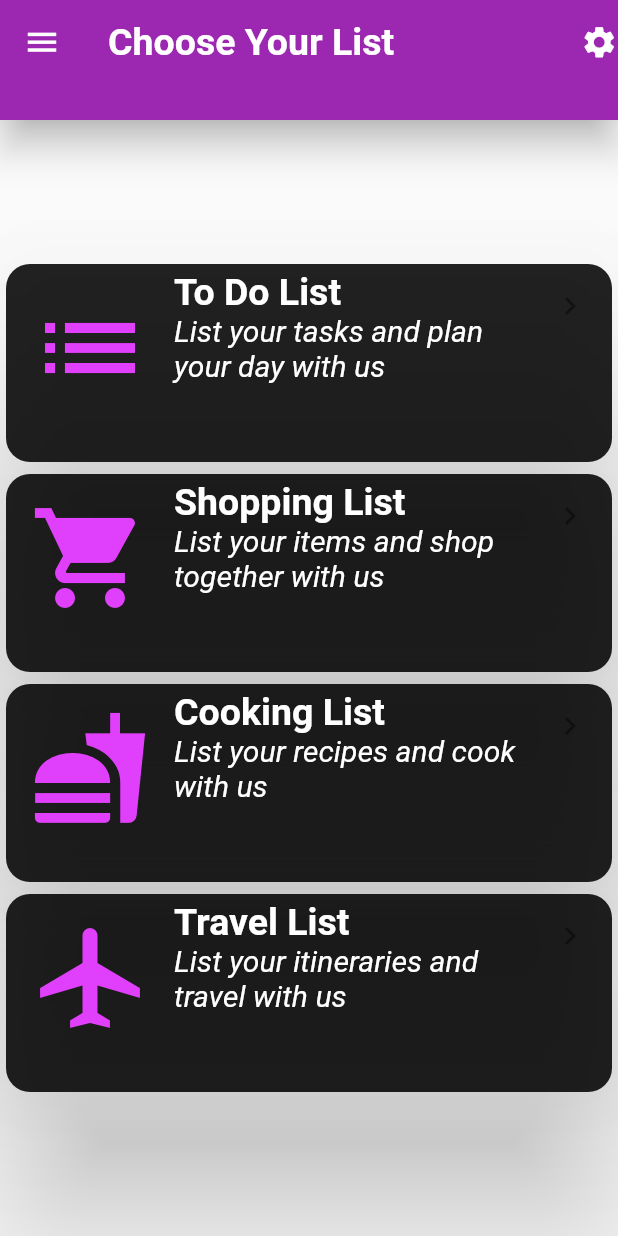
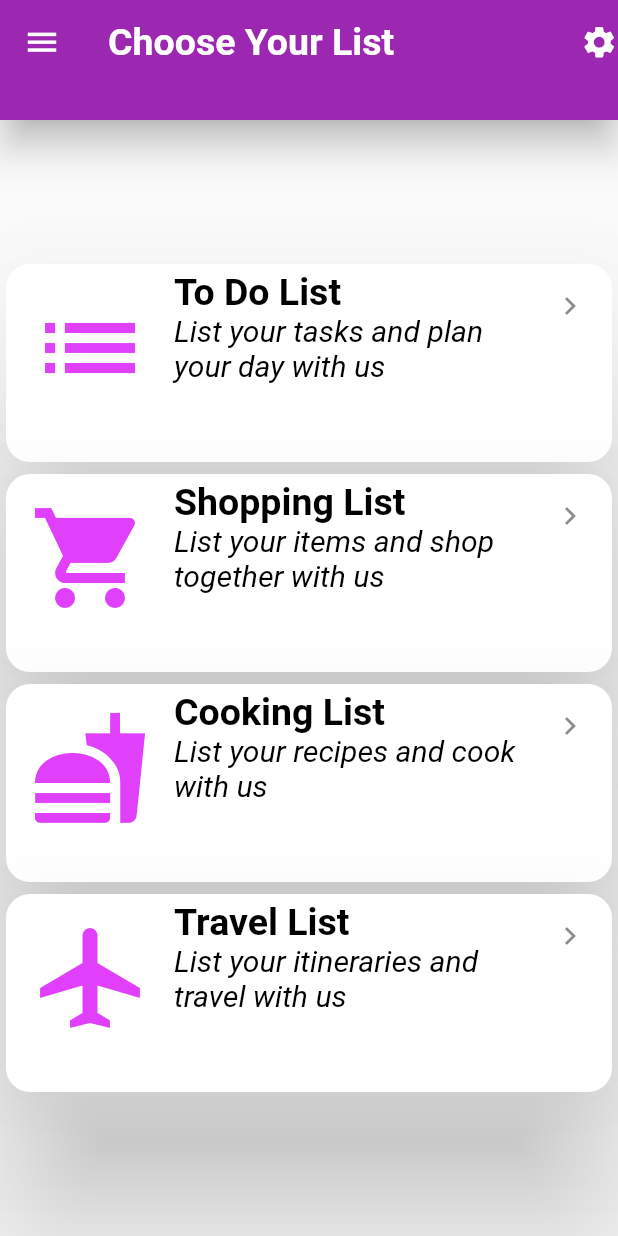
Before and after one commit to aliciaajy/Orbital2020, a Flutter app: the screen it shows after launch, after a tap on "Login", on a phone screen of 412 x 824 dp. Run offline on Flutter 3.47's test engine with Material 2 defaults, Android fonts, the phone set to English and light mode, and no system bars.

Commit message:
updated type of list

```diff
--- a/lib/pages/type_of_list.dart
+++ b/lib/pages/type_of_list.dart
@@ -47,13 +47,12 @@ Widget _myListOption(BuildContext context) {
       Container(
         height: 140,
         child: Card(
-        color: Colors.black87,
         elevation: 50,
         shape: RoundedRectangleBorder(borderRadius: BorderRadius.circular(16)),
         child: ListTile(
           leading: Icon(Icons.list, size:80, color: Colors.purpleAccent),
-          title: Text("To Do List", textAlign: TextAlign.left,style: TextStyle(color: Colors.white,fontSize:25, fontWeight: FontWeight.bold),),
-          subtitle: Text("List your tasks and plan your day with us", textAlign: TextAlign.left, style: TextStyle(color: Colors.white,fontSize:20, fontStyle: FontStyle.italic)),
+          title: Text("To Do List", textAlign: TextAlign.left,style: TextStyle(color: Colors.black,fontSize:25, fontWeight: FontWeight.bold),),
+          subtitle: Text("List your tasks and plan your day with us", textAlign: TextAlign.left, style: TextStyle(color: Colors.black,fontSize:20, fontStyle: FontStyle.italic)),
           trailing: Icon(Icons.keyboard_arrow_right),
           onTap: () {
             Navigator.push(
@@ -70,13 +69,12 @@ Widget _myListOption(BuildContext context) {
 
         height:140,
         child: Card(
-        color:  Colors.black87,
         elevation: 50,
         shape: RoundedRectangleBorder(borderRadius: BorderRadius.circular(16)),
         child: ListTile(
           leading: Icon(Icons.local_grocery_store, size:80,color: Colors.purpleAccent),
-          title: Text("Shopping List",textAlign: TextAlign.left,style: TextStyle(color: Colors.white,fontSize:25, fontWeight: FontWeight.bold),),
-          subtitle: Text("List your items and shop together with us", textAlign: TextAlign.left, style: TextStyle(color: Colors.white,fontSize:20, fontStyle: FontStyle.italic)),
+          title: Text("Shopping List",textAlign: TextAlign.left,style: TextStyle(color: Colors.black,fontSize:25, fontWeight: FontWeight.bold),),
+          subtitle: Text("List your items and shop together with us", textAlign: TextAlign.left, style: TextStyle(color: Colors.black,fontSize:20, fontStyle: FontStyle.italic)),
           trailing: Icon(Icons.keyboard_arrow_right),
           onTap: () {
             Navigator.push(
@@ -92,13 +90,12 @@ Widget _myListOption(BuildContext context) {
 
         height:140,
         child:Card(
-        color: Colors.black87,
         elevation: 50,
         shape: RoundedRectangleBorder(borderRadius: BorderRadius.circular(16)),
         child: ListTile(
           leading: Icon(Icons.fastfood, size:80, color: Colors.purpleAccent,),
-          title: Text("Cooking List",textAlign: TextAlign.left,style: TextStyle(color: Colors.white,fontSize:25, fontWeight: FontWeight.bold),),
-          subtitle: Text("List your recipes and cook with us", textAlign: TextAlign.left, style: TextStyle(color: Colors.white,fontSize:20, fontStyle: FontStyle.italic)),
+          title: Text("Cooking List",textAlign: TextAlign.left,style: TextStyle(color: Colors.black,fontSize:25, fontWeight: FontWeight.bold),),
+          subtitle: Text("List your recipes and cook with us", textAlign: TextAlign.left, style: TextStyle(color: Colors.black,fontSize:20, fontStyle: FontStyle.italic)),
           trailing: Icon(Icons.keyboard_arrow_right),
           onTap: () {
             Navigator.push(
@@ -113,13 +110,12 @@ Widget _myListOption(BuildContext context) {
       Container(height: 140,
 
       child: Card(
-        color: Colors.black87,
         elevation: 50,
         shape: RoundedRectangleBorder(borderRadius: BorderRadius.circular(16)),
         child: ListTile(
           leading: Icon(Icons.airplanemode_active,size:80,color: Colors.purpleAccent),
-          title: Text("Travel List",textAlign: TextAlign.left,style: TextStyle(color: Colors.white,fontSize:25, fontWeight: FontWeight.bold),),
-          subtitle: Text("List your itineraries and travel with us", textAlign: TextAlign.left, style: TextStyle(color: Colors.white,fontSize:20, fontStyle: FontStyle.italic)),
+          title: Text("Travel List",textAlign: TextAlign.left,style: TextStyle(color: Colors.black,fontSize:25, fontWeight: FontWeight.bold),),
+          subtitle: Text("List your itineraries and travel with us", textAlign: TextAlign.left, style: TextStyle(color: Colors.black,fontSize:20, fontStyle: FontStyle.italic)),
           trailing: Icon(Icons.keyboard_arrow_right),
           onTap: () {
             Navigator.push(
```
